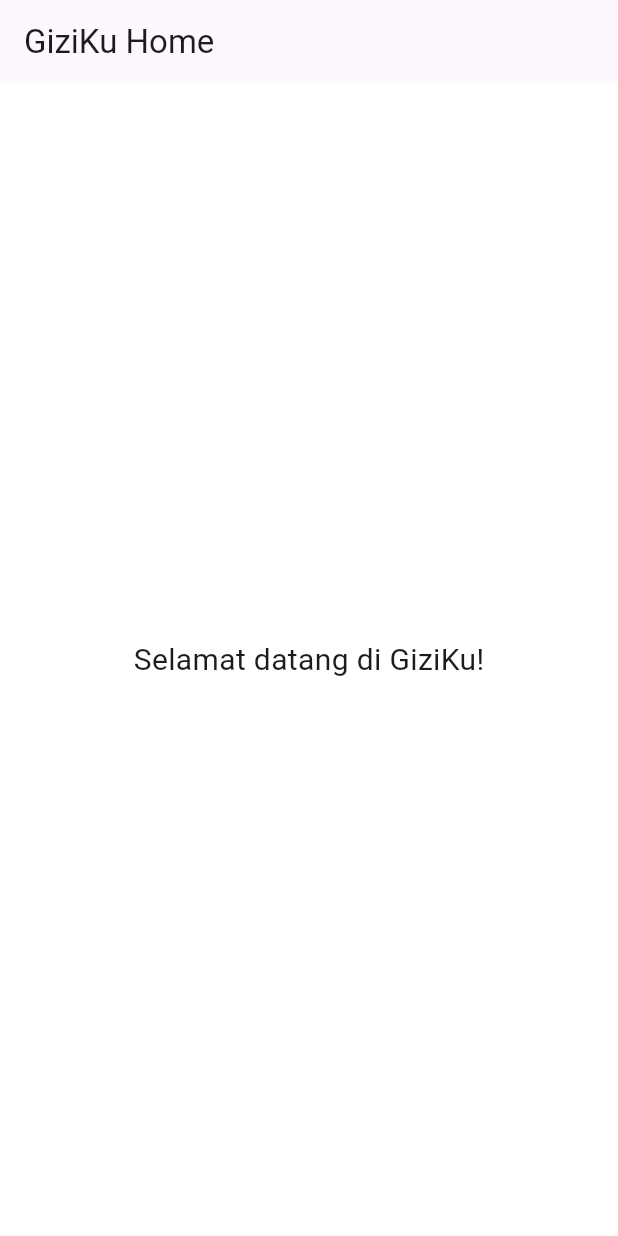
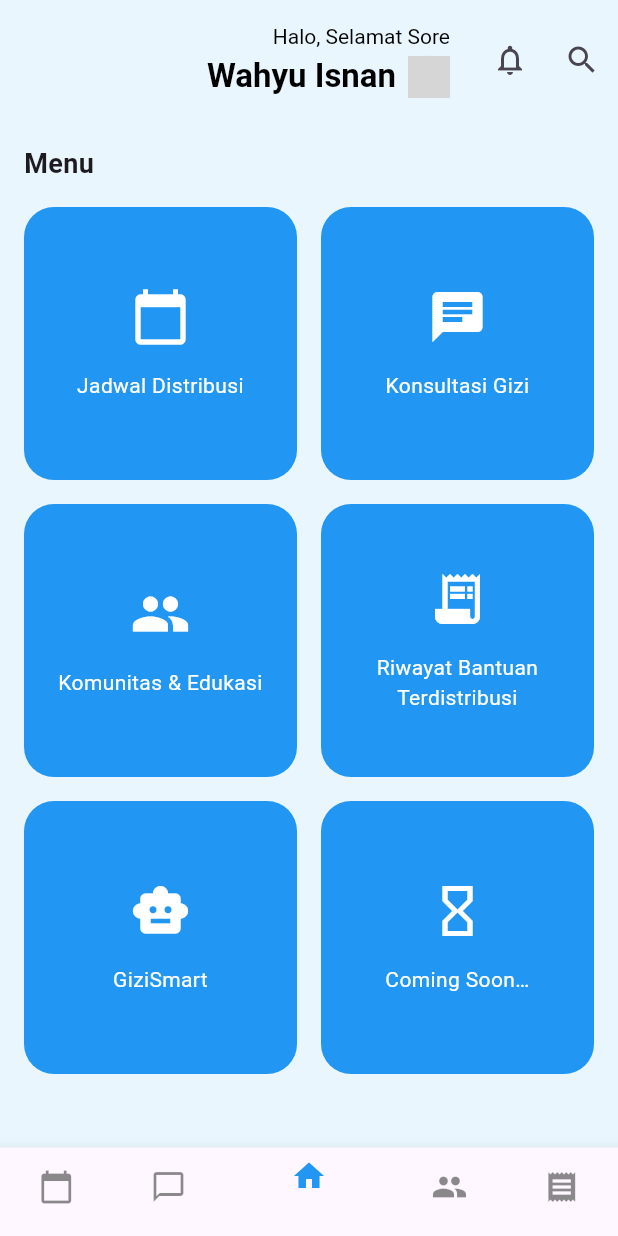
Before and after one commit to ipaddr/MPLJJ25-139-KEL-10, a Flutter app: the screen it shows after launch, on a phone screen of 412 x 824 dp. Run offline on Flutter 3.47's test engine with Material 3 defaults, Android fonts, the phone set to English and light mode, and no system bars; our stand-ins replace firebase_core, flutter_riverpod, go_router; accounts and stored records are empty; grey boxes are pictures that could not be loaded.

Commit message:
Update home_page.dart

```diff
--- a/lib/features/home/view/home_page.dart
+++ b/lib/features/home/view/home_page.dart
@@ -1,3 +1,22 @@
+// import 'package:flutter/material.dart';
+
+// class HomePage extends StatelessWidget {
+//   const HomePage({super.key});
+
+//   @override
+//   Widget build(BuildContext context) {
+//     return Scaffold(
+//       appBar: AppBar(title: const Text('GiziKu Home')),
+//       body: const Center(
+//         child: Text(
+//           'Selamat datang di GiziKu!',
+//           style: TextStyle(fontSize: 20),
+//         ),
+//       ),
+//     );
+//   }
+// }
+
 import 'package:flutter/material.dart';
 
 class HomePage extends StatelessWidget {
@@ -5,12 +24,156 @@ class HomePage extends StatelessWidget {
 
   @override
   Widget build(BuildContext context) {
+    final menuItems = [
+      _MenuItem('Jadwal Distribusi', Icons.calendar_today, '/jadwal'),
+      _MenuItem('Konsultasi Gizi', Icons.chat, '/konsultasi'),
+      _MenuItem('Komunitas & Edukasi', Icons.people, '/komunitas'),
+      _MenuItem(
+        'Riwayat Bantuan Terdistribusi',
+        Icons.receipt_long,
+        '/riwayat',
+      ),
+      _MenuItem('GiziSmart', Icons.smart_toy, '/chatbot'),
+      _MenuItem('Coming Soon…', Icons.hourglass_empty, ''),
+    ];
+
     return Scaffold(
-      appBar: AppBar(title: const Text('GiziKu Home')),
-      body: const Center(
-        child: Text(
-          'Selamat datang di GiziKu!',
-          style: TextStyle(fontSize: 20),
+      backgroundColor: const Color(0xFFEAF6FD),
+      appBar: AppBar(
+        backgroundColor: const Color(0xFFEAF6FD),
+        elevation: 0,
+        toolbarHeight: 80,
+        automaticallyImplyLeading: false,
+        title: Column(
+          crossAxisAlignment: CrossAxisAlignment.end,
+          children: [
+            const Text(
+              'Halo, Selamat Sore',
+              style: TextStyle(fontSize: 14, color: Colors.black),
+            ),
+            const SizedBox(height: 4),
+            Row(
+              mainAxisAlignment: MainAxisAlignment.end,
+              children: [
+                const Text(
+                  'Wahyu Isnan',
+                  style: TextStyle(
+                    fontWeight: FontWeight.bold,
+                    color: Colors.black,
+                  ),
+                ),
+                const SizedBox(width: 8),
+                const CircleAvatar(
+                  radius: 14,
+                  backgroundImage: AssetImage('assets/images/profile.png'),
+                ),
+              ],
+            ),
+          ],
+        ),
+        actions: [
+          IconButton(
+            icon: const Icon(Icons.notifications_none),
+            onPressed: () {},
+          ),
+          IconButton(icon: const Icon(Icons.search), onPressed: () {}),
+        ],
+      ),
+      body: Padding(
+        padding: const EdgeInsets.all(16.0),
+        child: Column(
+          crossAxisAlignment: CrossAxisAlignment.start,
+          children: [
+            const Text(
+              'Menu',
+              style: TextStyle(fontWeight: FontWeight.bold, fontSize: 18),
+            ),
+            const SizedBox(height: 16),
+            Expanded(
+              child: GridView.count(
+                crossAxisCount: 2,
+                crossAxisSpacing: 16,
+                mainAxisSpacing: 16,
+                children:
+                    menuItems
+                        .map(
+                          (item) => _MenuCard(
+                            label: item.label,
+                            icon: item.icon,
+                            route: item.route,
+                          ),
+                        )
+                        .toList(),
+              ),
+            ),
+          ],
+        ),
+      ),
+      bottomNavigationBar: BottomNavigationBar(
+        backgroundColor: const Color(0xFFEAF6FD),
+        selectedItemColor: Colors.blue,
+        unselectedItemColor: Colors.black45,
+        currentIndex: 2,
+        items: const [
+          BottomNavigationBarItem(icon: Icon(Icons.calendar_today), label: ''),
+          BottomNavigationBarItem(
+            icon: Icon(Icons.chat_bubble_outline),
+            label: '',
+          ),
+          BottomNavigationBarItem(icon: Icon(Icons.home), label: ''),
+          BottomNavigationBarItem(icon: Icon(Icons.people), label: ''),
+          BottomNavigationBarItem(icon: Icon(Icons.receipt), label: ''),
+        ],
+        onTap: (index) {
+          // Arahkan ke halaman sesuai index jika diinginkan
+        },
+      ),
+    );
+  }
+}
+
+class _MenuItem {
+  final String label;
+  final IconData icon;
+  final String route;
+
+  _MenuItem(this.label, this.icon, this.route);
+}
+
+class _MenuCard extends StatelessWidget {
+  final String label;
+  final IconData icon;
+  final String route;
+
+  const _MenuCard({
+    required this.label,
+    required this.icon,
+    required this.route,
+    super.key,
+  });
+
+  @override
+  Widget build(BuildContext context) {
+    return GestureDetector(
+      onTap:
+          route.isNotEmpty ? () => Navigator.pushNamed(context, route) : null,
+      child: Container(
+        decoration: BoxDecoration(
+          color: const Color(0xFF2196F3),
+          borderRadius: BorderRadius.circular(20),
+        ),
+        padding: const EdgeInsets.all(16),
+        child: Column(
+          mainAxisAlignment: MainAxisAlignment.center,
+          children: [
+            Icon(icon, color: Colors.white, size: 40),
+            const SizedBox(height: 16),
+            Text(
+              label,
+              textAlign: TextAlign.center,
+              style: const TextStyle(color: Colors.white, fontSize: 14),
+            ),
+          ],
         ),
       ),
     );
```
